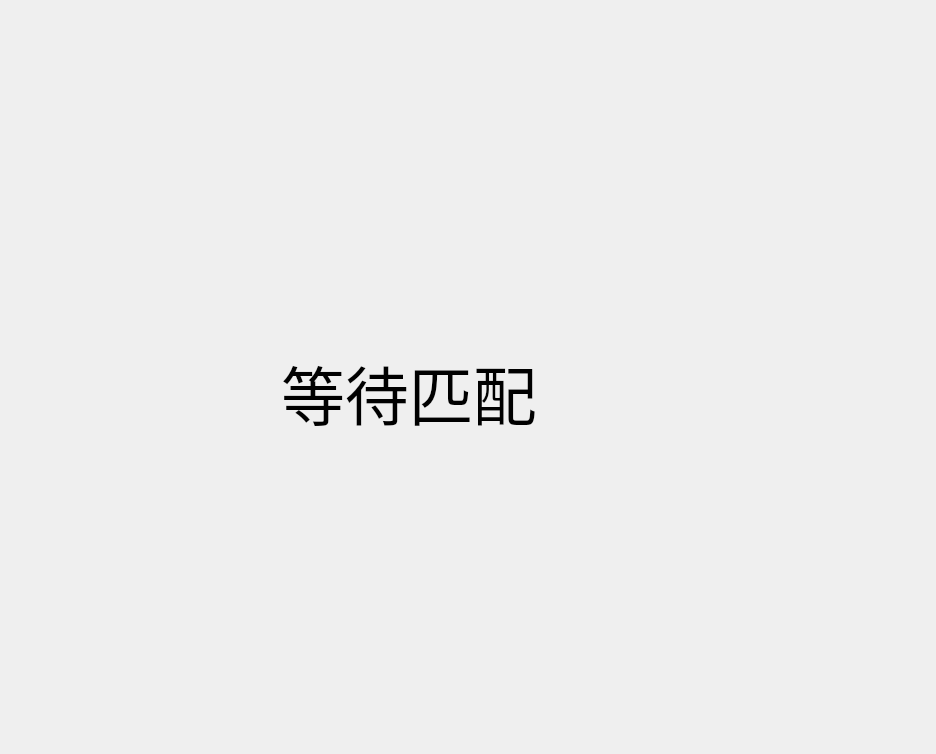
hg-hg/2019-DungeonNStones, file testWidget/PVP.ui: the form before one commit.
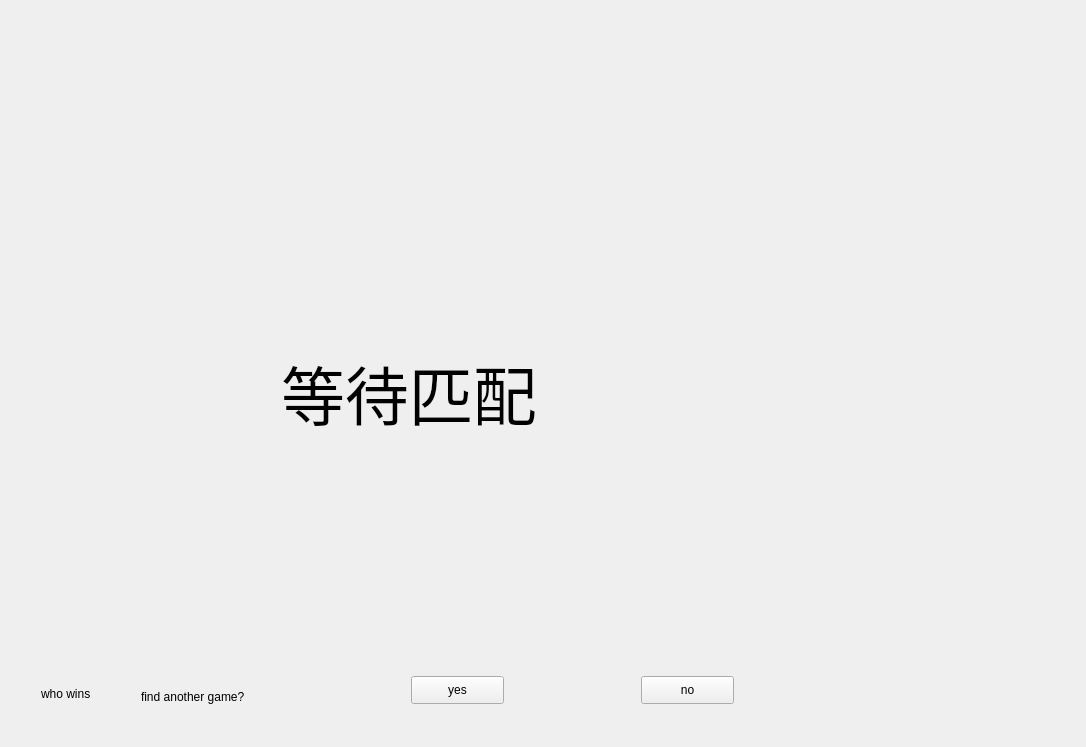
The form after the commit. The open tabs and pages were chosen to show the change. Custom widgets are drawn as their Qt base class.

```diff
--- a/testWidget/PVP.ui
+++ b/testWidget/PVP.ui
@@ -6,8 +6,8 @@
    <rect>
     <x>0</x>
     <y>0</y>
-    <width>936</width>
-    <height>754</height>
+    <width>1086</width>
+    <height>747</height>
    </rect>
   </property>
   <property name="windowTitle">
@@ -64,6 +64,100 @@
      </widget>
     </widget>
    </item>
+   <item row="1" column="0">
+    <widget class="QStackedWidget" name="toast">
+     <property name="maximumSize">
+      <size>
+       <width>16777215</width>
+       <height>100</height>
+      </size>
+     </property>
+     <widget class="QWidget" name="escape">
+      <widget class="QPushButton" name="pushButton">
+       <property name="geometry">
+        <rect>
+         <x>170</x>
+         <y>40</y>
+         <width>761</width>
+         <height>51</height>
+        </rect>
+       </property>
+       <property name="text">
+        <string>escape</string>
+       </property>
+      </widget>
+     </widget>
+     <widget class="QWidget" name="matching">
+      <widget class="QPushButton" name="pushButton_2">
+       <property name="geometry">
+        <rect>
+         <x>310</x>
+         <y>40</y>
+         <width>431</width>
+         <height>31</height>
+        </rect>
+       </property>
+       <property name="text">
+        <string>stop matching</string>
+       </property>
+      </widget>
+     </widget>
+     <widget class="QWidget" name="gameOver">
+      <widget class="QLabel" name="winner">
+       <property name="geometry">
+        <rect>
+         <x>30</x>
+         <y>50</y>
+         <width>72</width>
+         <height>15</height>
+        </rect>
+       </property>
+       <property name="text">
+        <string>who wins</string>
+       </property>
+      </widget>
+      <widget class="QLabel" name="label">
+       <property name="geometry">
+        <rect>
+         <x>130</x>
+         <y>50</y>
+         <width>171</width>
+         <height>21</height>
+        </rect>
+       </property>
+       <property name="text">
+        <string>find another game?</string>
+       </property>
+      </widget>
+      <widget class="QPushButton" name="pushButton_3">
+       <property name="geometry">
+        <rect>
+         <x>400</x>
+         <y>40</y>
+         <width>93</width>
+         <height>28</height>
+        </rect>
+       </property>
+       <property name="text">
+        <string>yes</string>
+       </property>
+      </widget>
+      <widget class="QPushButton" name="pushButton_4">
+       <property name="geometry">
+        <rect>
+         <x>630</x>
+         <y>40</y>
+         <width>93</width>
+         <height>28</height>
+        </rect>
+       </property>
+       <property name="text">
+        <string>no</string>
+       </property>
+      </widget>
+     </widget>
+    </widget>
+   </item>
   </layout>
  </widget>
  <layoutdefault spacing="6" margin="11"/>
```
Left out of the diff: 77 changed lines with no effect on the pictures.
